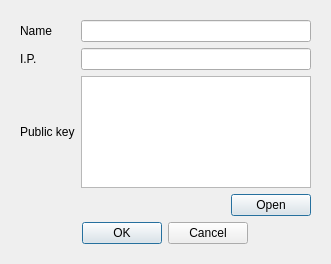
LaKabane/tNETacle, file client/qt/ui/bodyaddcontact.ui: the form before one commit.
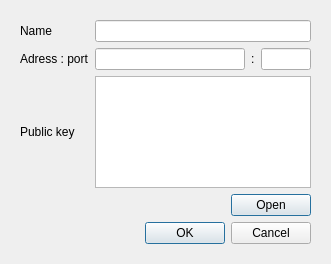
The form after the commit.

Commit message: add a place to put the port

Patch:
```diff
--- a/client/qt/ui/bodyaddcontact.ui
+++ b/client/qt/ui/bodyaddcontact.ui
@@ -17,20 +17,24 @@
    <item>
     <widget class="QWidget" name="widget" native="true">
      <layout class="QGridLayout" name="gridLayout">
-      <item row="3" column="1">
-       <widget class="QDialogButtonBox" name="selectPubKey">
-        <property name="standardButtons">
-         <set>QDialogButtonBox::Open</set>
+      <item row="4" column="0">
+       <widget class="QLabel" name="label_3">
+        <property name="text">
+         <string>Adress : port</string>
         </property>
        </widget>
       </item>
-      <item row="0" column="1">
-       <widget class="QLineEdit" name="name"/>
+      <item row="4" column="1">
+       <widget class="QLineEdit" name="adress">
+        <property name="minimumSize">
+         <size>
+          <width>80</width>
+          <height>0</height>
+         </size>
+        </property>
+       </widget>
       </item>
-      <item row="2" column="1">
-       <widget class="QTextEdit" name="pubKey"/>
-      </item>
-      <item row="2" column="0">
+      <item row="5" column="0">
        <widget class="QLabel" name="label_2">
         <property name="text">
          <string>Public key</string>
@@ -44,23 +48,49 @@
         </property>
        </widget>
       </item>
-      <item row="4" column="0" colspan="2" alignment="Qt::AlignHCenter">
+      <item row="4" column="2">
+       <widget class="QLabel" name="label_4">
+        <property name="text">
+         <string>:</string>
+        </property>
+       </widget>
+      </item>
+      <item row="4" column="3">
+       <widget class="QLineEdit" name="port">
+        <property name="minimumSize">
+         <size>
+          <width>50</width>
+          <height>0</height>
+         </size>
+        </property>
+        <property name="maximumSize">
+         <size>
+          <width>50</width>
+          <height>16777215</height>
+         </size>
+        </property>
+       </widget>
+      </item>
+      <item row="5" column="1" colspan="3">
+       <widget class="QTextEdit" name="pubKey"/>
+      </item>
+      <item row="0" column="1" colspan="3">
+       <widget class="QLineEdit" name="name"/>
+      </item>
+      <item row="6" column="1" colspan="3">
+       <widget class="QDialogButtonBox" name="selectPubKey">
+        <property name="standardButtons">
+         <set>QDialogButtonBox::Open</set>
+        </property>
+       </widget>
+      </item>
+      <item row="7" column="0" colspan="4">
        <widget class="QDialogButtonBox" name="okOrReject">
         <property name="standardButtons">
          <set>QDialogButtonBox::Cancel|QDialogButtonBox::Ok</set>
         </property>
        </widget>
       </item>
-      <item row="1" column="0">
-       <widget class="QLabel" name="label_3">
-        <property name="text">
-         <string>I.P.</string>
-        </property>
-       </widget>
-      </item>
-      <item row="1" column="1">
-       <widget class="QLineEdit" name="ip"/>
-      </item>
      </layout>
     </widget>
    </item>
```
Left out of the diff: 2 changed lines with no effect on the pictures. The commit also changes 1 other file.
